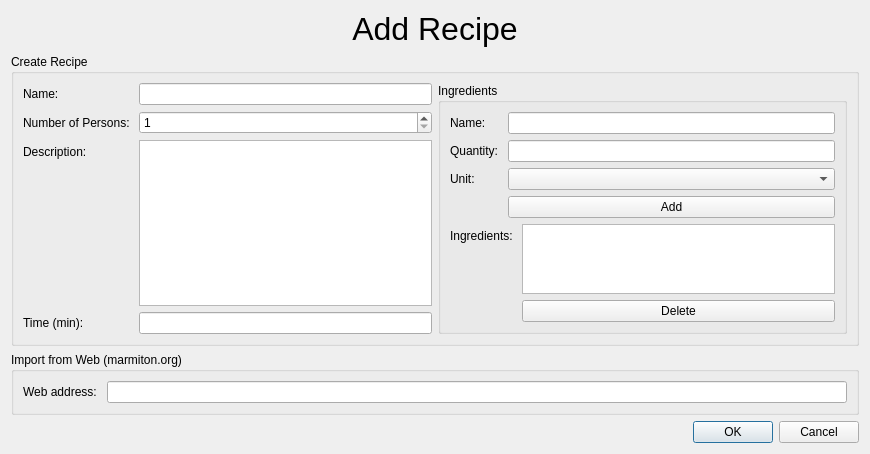
The window that ThomChefApp/addrecipe.ui (computoms/ThomChef) describes before a commit, drawn with Qt 5.
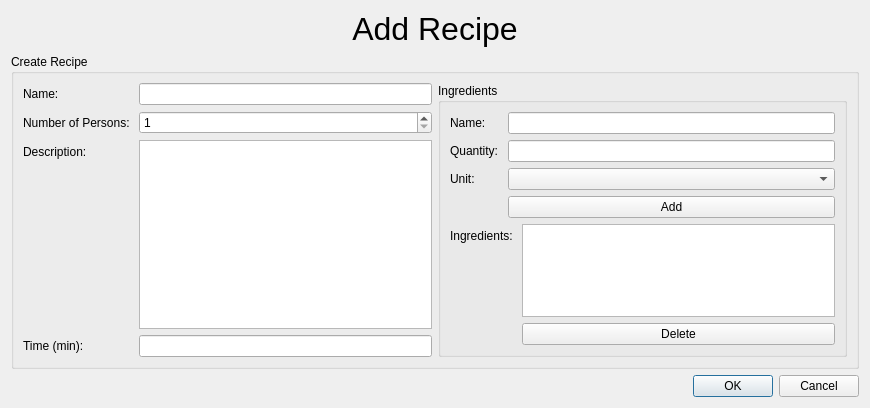
The same window after the commit.

Commit message: Implements functionality to import all recipes listed in the https://www.marmiton.org/recettes/ page (most searched recipes)

Diff of the .ui file:
```diff
--- a/ThomChefApp/addrecipe.ui
+++ b/ThomChefApp/addrecipe.ui
@@ -14,7 +14,7 @@
    <string>Add Recipe</string>
   </property>
   <layout class="QGridLayout" name="gridLayout_2">
-   <item row="4" column="1">
+   <item row="3" column="1">
     <widget class="QDialogButtonBox" name="buttonBox">
      <property name="orientation">
       <enum>Qt::Horizontal</enum>
@@ -172,25 +172,6 @@
      </layout>
     </widget>
    </item>
-   <item row="3" column="0" colspan="2">
-    <widget class="QGroupBox" name="gridGroupBox">
-     <property name="title">
-      <string>Import from Web (marmiton.org)</string>
-     </property>
-     <layout class="QGridLayout" name="gridLayout_3">
-      <item row="0" column="0">
-       <widget class="QLabel" name="label_10">
-        <property name="text">
-         <string>Web address: </string>
-        </property>
-       </widget>
-      </item>
-      <item row="0" column="1">
-       <widget class="QLineEdit" name="edit_webaddress"/>
-      </item>
-     </layout>
-    </widget>
-   </item>
   </layout>
  </widget>
  <resources/>
```
The commit also changes 15 other files.
